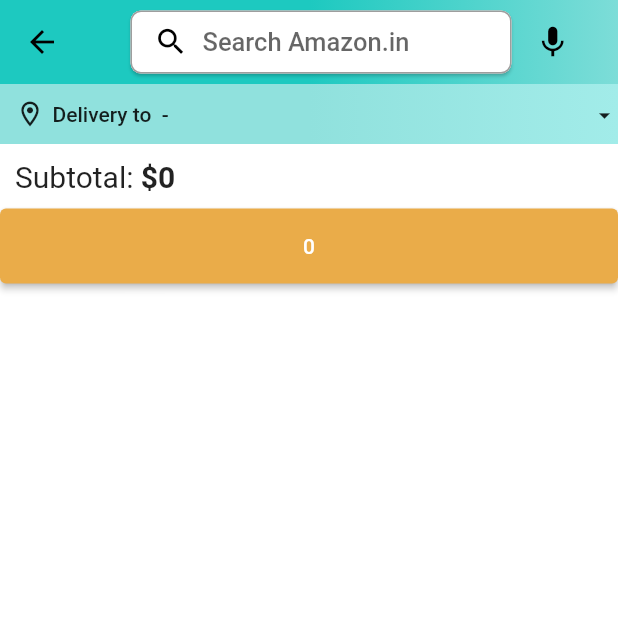
After one commit to Amanpatel2002-g/shopping-app-flutter, a Flutter app: the CartScreen screen opened directly, after a tap on an icon or button, on a phone screen of 412 x 824 dp, the top half of it. The commit adds this screen. Run offline on Flutter 3.47's test engine with Material 2 defaults, Android fonts, the light colour scheme and no system bars; our stand-ins replace badges, carousel_slider, dotted_border, file_picker, flutter_rating_bar and 1 more; missing offline and left inert: cloudinary_public, dart:ffi; accounts and stored records are empty; network calls fail.

Commit message:
cart_feature_completed

```diff
--- a/lib/constants/bottomNavigation_bar.dart
+++ b/lib/constants/bottomNavigation_bar.dart
@@ -1,4 +1,5 @@
 // ignore: file_names
+import 'package:amazon_new/features/screens/cart/screens/cart_screen.dart';
 import 'package:badges/badges.dart';
 import 'package:flutter/material.dart';
 import 'package:provider/provider.dart';
@@ -23,9 +24,7 @@ class _BottomBarState extends State<BottomBar> {
   List<Widget> pages = [
     const HomeScreen(),
     const AccountScreen(),
-    const Center(
-      child: Text("This is shopping cart page"),
-    ),
+    const CartScreen(),
   ];
 
   void updatePages(int page) {
--- /dev/null
+++ b/lib/features/screens/cart/screens/cart_screen.dart
@@ -0,0 +1,101 @@
+import 'package:amazon_new/features/screens/cart/widgets/cart_SubTotal.dart';
+import 'package:amazon_new/features/screens/home/widgets/address_box.dart';
+import 'package:amazon_new/widgets/auth_widgets/custom_button.dart';
+import 'package:flutter/material.dart';
+import 'package:provider/provider.dart';
+
+import '../../../../constants/global_variables.dart';
+import '../../../../providers/user_provider.dart';
+import '../../search/screens/search_screen.dart';
+
+class CartScreen extends StatefulWidget {
+  const CartScreen({Key? key}) : super(key: key);
+
+  @override
+  State<CartScreen> createState() => _CartScreenState();
+}
+
+class _CartScreenState extends State<CartScreen> {
+  void navigateToSearch(BuildContext context, String searchQuery) {
+    Navigator.pushNamed(context, SearchScreen.routeName,
+        arguments: searchQuery);
+  }
+
+  @override
+  Widget build(BuildContext context) {
+    final user = context.watch<UserProvider>().user;
+    return Scaffold(
+      appBar: AppBar(
+        flexibleSpace: Container(
+          decoration:
+              const BoxDecoration(gradient: GlobalVariables.appBarGradient),
+        ),
+        title: Row(
+          mainAxisAlignment: MainAxisAlignment.spaceBetween,
+          children: [
+            Expanded(
+              child: Container(
+                  height: 42,
+                  margin: const EdgeInsets.only(left: 15),
+                  child: Material(
+                    borderRadius: BorderRadius.circular(7),
+                    elevation: 1,
+                    child: TextFormField(
+                      onFieldSubmitted: (value) =>
+                          navigateToSearch(context, value),
+                      decoration: InputDecoration(
+                          prefixIcon: InkWell(
+                            onTap: () {},
+                            child: const Padding(
+                              padding: EdgeInsets.only(left: 6),
+                              child: Icon(
+                                Icons.search,
+                                color: Colors.black,
+                                size: 23,
+                              ),
+                            ),
+                          ),
+                          filled: true,
+                          fillColor: Colors.white,
+                          contentPadding: const EdgeInsets.only(top: 10),
+                          border: const OutlineInputBorder(
+                              borderRadius: BorderRadius.all(
+                                Radius.circular(7),
+                              ),
+                              borderSide: BorderSide.none),
+                          enabledBorder: const OutlineInputBorder(
+                            borderRadius: BorderRadius.all(
+                              Radius.circular(7),
+                            ),
+                            borderSide: BorderSide(
+                              color: Colors.black38,
+                              width: 1,
+                            ),
+                          ),
+                          hintText: "Search Amazon.in",
+                          hintStyle: const TextStyle(
+                              fontWeight: FontWeight.w500, fontSize: 17)),
+                    ),
+                  )),
+            ),
+            Container(
+              color: Colors.transparent,
+              height: 42,
+              margin: const EdgeInsets.symmetric(horizontal: 15),
+              child: const Icon(Icons.mic, color: Colors.black, size: 25),
+            )
+          ],
+        ),
+      ),
+      body: SingleChildScrollView(
+        child: Column(
+          children: [
+            const AddressBox(),
+            const CartSubTotal(),
+            CustomButton(text: '${user.cart.length}', ontap: (){}),
+          ],
+        ),
+      ),
+    );
+  }
+}
--- /dev/null
+++ b/lib/features/screens/cart/widgets/cart_SubTotal.dart
@@ -0,0 +1,30 @@
+import 'package:amazon_new/providers/user_provider.dart';
+import 'package:flutter/material.dart';
+import 'package:provider/provider.dart';
+
+class CartSubTotal extends StatelessWidget {
+  const CartSubTotal({Key? key}) : super(key: key);
+
+  @override
+  Widget build(BuildContext context) {
+    final user = Provider.of<UserProvider>(context, listen: false).user;
+    int sum = 0;
+    user.cart
+        .map((e) => sum += e['quantity'] * e['product']['price'] as int)
+        .toList();
+    return Container(
+        margin: const EdgeInsets.all(10),
+        child: Row(
+          children: [
+            const Text(
+              'Subtotal: ',
+              style: TextStyle(fontSize: 20),
+            ),
+            Text(
+              '\$$sum',
+              style: const TextStyle(fontSize: 20, fontWeight: FontWeight.bold),
+            ),
+          ],
+        ));
+  }
+}
--- a/lib/main.dart
+++ b/lib/main.dart
@@ -1,4 +1,5 @@
 import 'package:amazon_new/constants/bottomNavigation_bar.dart';
+import 'package:amazon_new/constants/loader.dart';
 import 'package:amazon_new/features/admin/screen/admin_screen.dart';
 import 'package:amazon_new/providers/user_provider.dart';
 import 'package:amazon_new/routes/routes.dart';
@@ -25,10 +26,21 @@ class Myapp extends StatefulWidget {
 
 class _MyappState extends State<Myapp> {
   final AuthServices authServices = AuthServices();
+  Widget? startingWidget;
   @override
   void initState() {
     super.initState();
-    authServices.getUserData(context);
+    initalize();
+  }
+
+  void initalize() async {
+    await authServices.getUserData(context);
+    Provider.of<UserProvider>(context, listen: false).user.token.isNotEmpty
+        ? Provider.of<UserProvider>(context, listen: false).user.type == 'user'
+            ? startingWidget = const BottomBar()
+            : startingWidget = const AdminScreen()
+        : startingWidget = const AuthScreen();
+    setState(() {});
   }
 
   @override
@@ -42,11 +54,8 @@ class _MyappState extends State<Myapp> {
             appBarTheme: const AppBarTheme(
                 elevation: 0, iconTheme: IconThemeData(color: Colors.black))),
         onGenerateRoute: ((settings) => generateRoute(settings)),
-      home: Provider.of<UserProvider>(context).user.token.isNotEmpty
-          ? Provider.of<UserProvider>(context).user.type == 'user'
-              ? const BottomBar()
-              : const AdminScreen()
-          : const AuthScreen(),
+        // ignore: prefer_if_null_operators
+        home: startingWidget == null ? const Loader() : startingWidget
         // home: const AdminScreen(),
         );
   }
```
Lines whose indentation alone changed are shown as unchanged.
